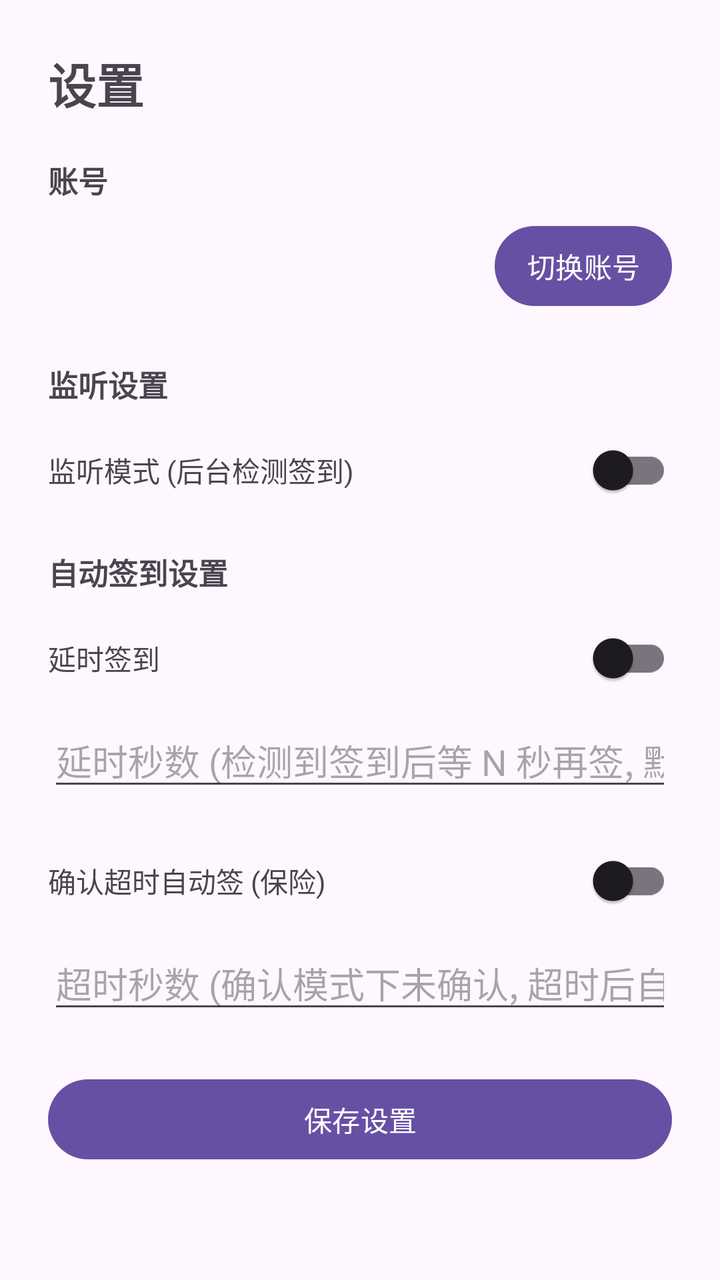
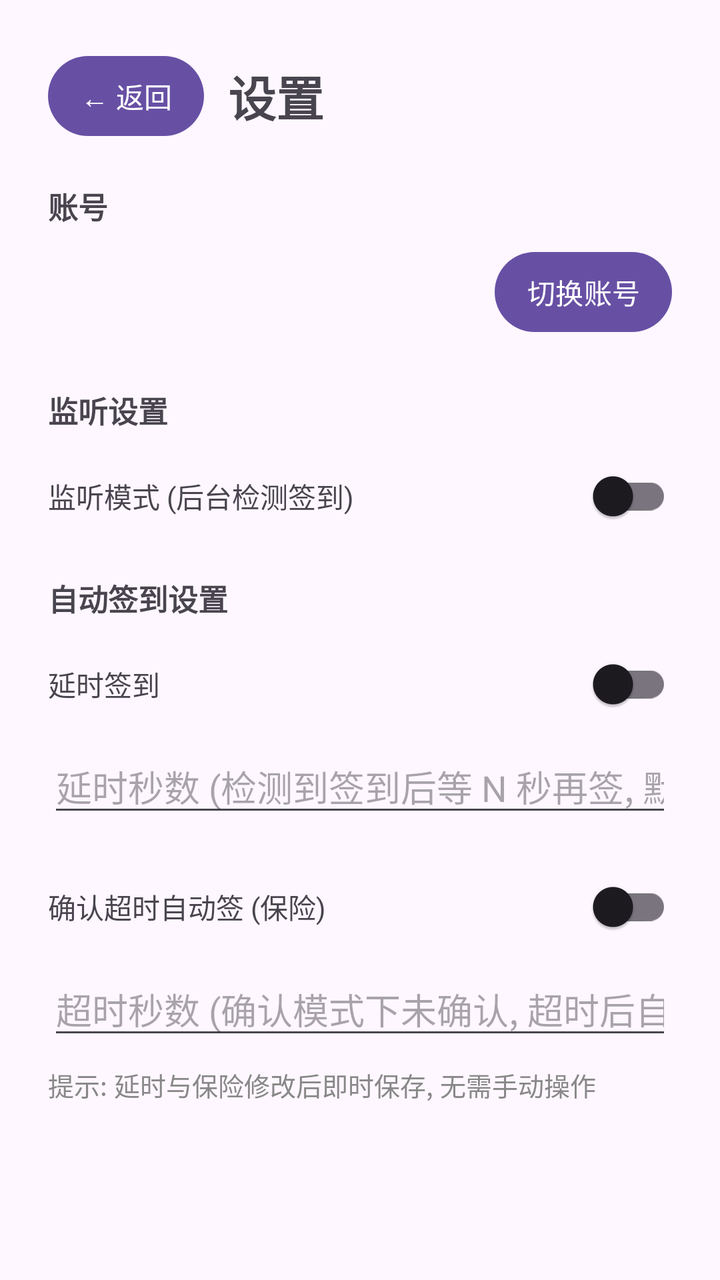

The first picture is an Android layout as it rendered before a commit; the second is the same layout after the commit. The layout source and the unified diff follow.
<!-- AndroidManifest.xml: application theme Theme.ChaoxingSign -->
<!-- res/layout/activity_settings.xml -->
<?xml version="1.0" encoding="utf-8"?>
<ScrollView xmlns:android="http://schemas.android.com/apk/res/android"
    android:id="@+id/root"
    android:layout_width="match_parent"
    android:layout_height="match_parent">

    <LinearLayout
        android:layout_width="match_parent"
        android:layout_height="wrap_content"
        android:orientation="vertical"
        android:padding="24dp">

        <TextView
            android:layout_width="wrap_content"
            android:layout_height="wrap_content"
            android:text="设置"
            android:textSize="24sp"
            android:textStyle="bold" />

        
        <TextView
            android:layout_width="wrap_content"
            android:layout_height="wrap_content"
            android:layout_marginTop="20dp"
            android:text="账号"
            android:textSize="15sp"
            android:textStyle="bold" />

        <LinearLayout
            android:layout_width="match_parent"
            android:layout_height="wrap_content"
            android:layout_marginTop="8dp"
            android:gravity="center_vertical"
            android:orientation="horizontal">

            <TextView
                android:id="@+id/tvAccount"
                android:layout_width="0dp"
                android:layout_height="wrap_content"
                android:layout_weight="1"
                android:textSize="14sp" />

            <Button
                android:id="@+id/btnSwitchAccount"
                android:layout_width="wrap_content"
                android:layout_height="wrap_content"
                android:minWidth="0dp"
                android:paddingHorizontal="16dp"
                android:text="切换账号" />
        </LinearLayout>

        
        <TextView
            android:layout_width="wrap_content"
            android:layout_height="wrap_content"
            android:layout_marginTop="24dp"
            android:text="监听设置"
            android:textSize="15sp"
            android:textStyle="bold" />

        
        <LinearLayout
            android:layout_width="match_parent"
            android:layout_height="wrap_content"
            android:layout_marginTop="8dp"
            android:gravity="center_vertical"
            android:orientation="horizontal">

            <TextView
                android:layout_width="0dp"
                android:layout_height="wrap_content"
                android:layout_weight="1"
                android:text="监听模式 (后台检测签到)"
                android:textSize="14sp" />

            <androidx.appcompat.widget.SwitchCompat
                android:id="@+id/swMonitor"
                android:layout_width="wrap_content"
                android:layout_height="wrap_content" />
        </LinearLayout>

        
        <TextView
            android:layout_width="wrap_content"
            android:layout_height="wrap_content"
            android:layout_marginTop="16dp"
            android:text="自动签到设置"
            android:textSize="15sp"
            android:textStyle="bold" />

        
        <LinearLayout
            android:layout_width="match_parent"
            android:layout_height="wrap_content"
            android:layout_marginTop="8dp"
            android:gravity="center_vertical"
            android:orientation="horizontal">

            <TextView
                android:layout_width="0dp"
                android:layout_height="wrap_content"
                android:layout_weight="1"
                android:text="延时签到"
                android:textSize="14sp" />

            <androidx.appcompat.widget.SwitchCompat
                android:id="@+id/swDelay"
                android:layout_width="wrap_content"
                android:layout_height="wrap_content" />
        </LinearLayout>

        <EditText
            android:id="@+id/etDelaySeconds"
            android:layout_width="match_parent"
            android:layout_height="wrap_content"
            android:layout_marginTop="4dp"
            android:hint="延时秒数 (检测到签到后等 N 秒再签, 默认 30)"
            android:inputType="number"
            android:maxLines="1" />

        
        <LinearLayout
            android:layout_width="match_parent"
            android:layout_height="wrap_content"
            android:layout_marginTop="16dp"
            android:gravity="center_vertical"
            android:orientation="horizontal">

            <TextView
                android:layout_width="0dp"
                android:layout_height="wrap_content"
                android:layout_weight="1"
                android:text="确认超时自动签 (保险)"
                android:textSize="14sp" />

            <androidx.appcompat.widget.SwitchCompat
                android:id="@+id/swInsurance"
                android:layout_width="wrap_content"
                android:layout_height="wrap_content" />
        </LinearLayout>

        <EditText
            android:id="@+id/etInsuranceSeconds"
            android:layout_width="match_parent"
            android:layout_height="wrap_content"
            android:layout_marginTop="4dp"
            android:hint="超时秒数 (确认模式下未确认, 超时后自动签, 默认 60)"
            android:inputType="number"
            android:maxLines="1" />

        <Button
            android:id="@+id/btnSave"
            android:layout_width="match_parent"
            android:layout_height="wrap_content"
            android:layout_marginTop="24dp"
            android:text="保存设置" />

        <TextView
            android:id="@+id/tvSaved"
            android:layout_width="match_parent"
            android:layout_height="wrap_content"
            android:layout_marginTop="8dp"
            android:text=""
            android:textSize="13sp" />

    </LinearLayout>
</ScrollView>
<!-- resources referenced by this layout -->
<resources>
  <style name="Theme.ChaoxingSign" parent="Base.Theme.ChaoxingSign" />
  <style name="Base.Theme.ChaoxingSign" parent="Theme.Material3.DayNight.NoActionBar">
          
          
      </style>
</resources>

<!-- the commit's change to res/layout/activity_settings.xml (unified diff, before → after) -->
@@ -10,12 +10,30 @@
         android:orientation="vertical"
         android:padding="24dp">
 
-        <TextView
-            android:layout_width="wrap_content"
+        
+        <LinearLayout
+            android:layout_width="match_parent"
             android:layout_height="wrap_content"
-            android:text="设置"
-            android:textSize="24sp"
-            android:textStyle="bold" />
+            android:gravity="center_vertical"
+            android:orientation="horizontal">
+
+            <Button
+                android:id="@+id/btnBack"
+                android:layout_width="wrap_content"
+                android:layout_height="wrap_content"
+                android:minWidth="0dp"
+                android:paddingHorizontal="16dp"
+                android:text="← 返回" />
+
+            <TextView
+                android:layout_width="0dp"
+                android:layout_height="wrap_content"
+                android:layout_marginStart="12dp"
+                android:layout_weight="1"
+                android:text="设置"
+                android:textSize="24sp"
+                android:textStyle="bold" />
+        </LinearLayout>
 
         
         <TextView
@@ -153,15 +171,17 @@
             android:layout_width="match_parent"
             android:layout_height="wrap_content"
             android:layout_marginTop="24dp"
-            android:text="保存设置" />
+            android:text="保存设置"
+            android:visibility="gone" />
 
         <TextView
             android:id="@+id/tvSaved"
             android:layout_width="match_parent"
             android:layout_height="wrap_content"
             android:layout_marginTop="8dp"
-            android:text=""
-            android:textSize="13sp" />
+            android:text="提示: 延时与保险修改后即时保存, 无需手动操作"
+            android:textSize="13sp"
+            android:textColor="#888888" />
 
     </LinearLayout>
 </ScrollView>
